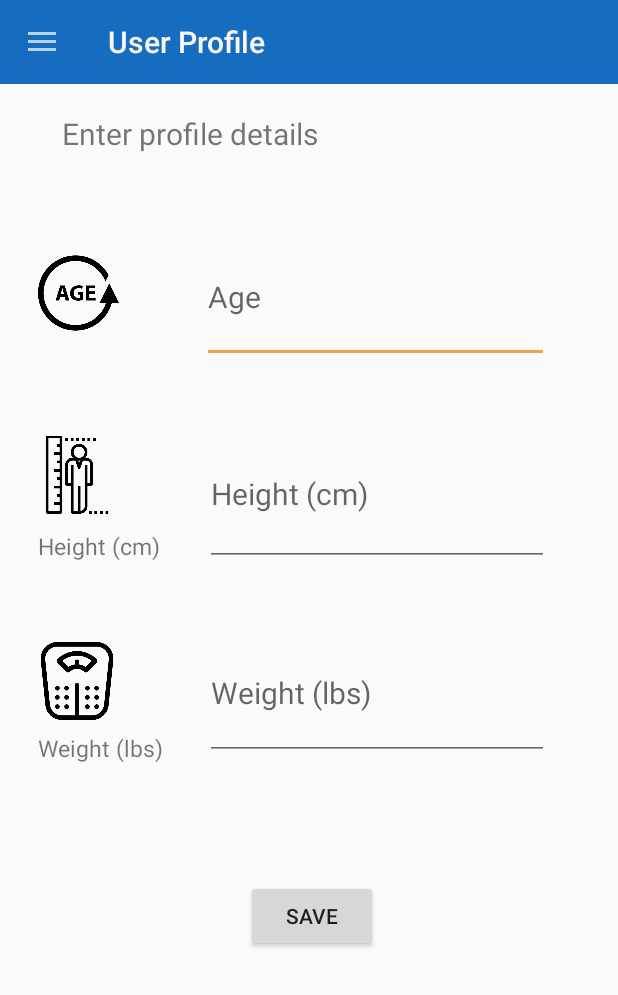
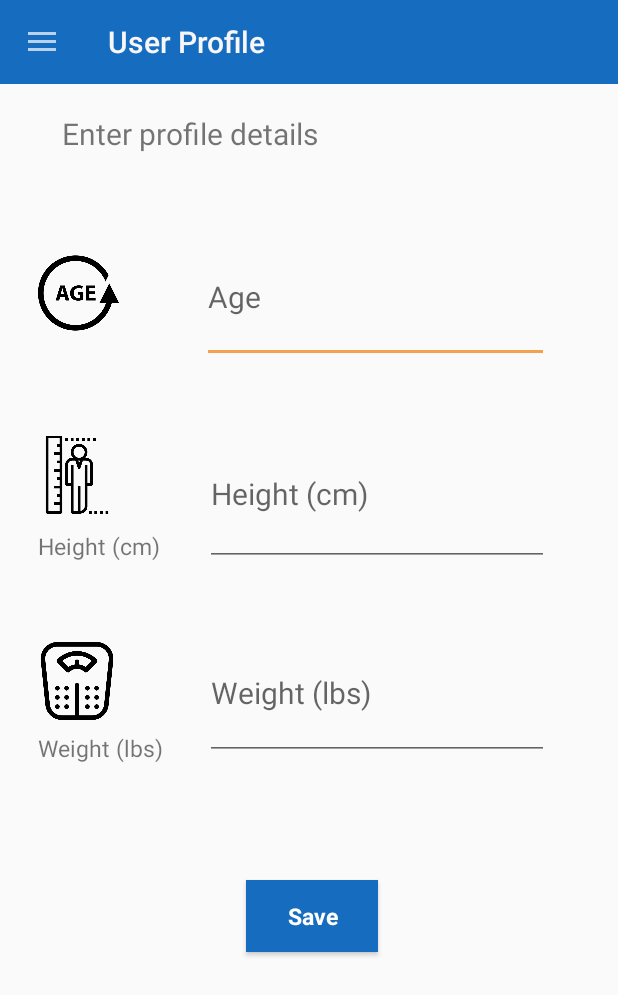
Before and after one commit to Agingalus/personalChef, an Android app: the UserProfileActivity screen opened directly, with no data from a screen before it, on a phone screen of 412 x 824 dp. Shown: the top 995 px of the screen. Run offline under Robolectric (Android 15) with nearby library versions, the phone set to English and light mode, and no system bars.

Commit message:
Styled all buttons

```diff
--- a/app/src/main/res/layout/activity_display_profile.xml
+++ b/app/src/main/res/layout/activity_display_profile.xml
@@ -82,6 +82,7 @@
             app:layout_constraintTop_toBottomOf="@+id/heightDisplay" />
 
         <Button
+            style="@style/ButtonStyle"
             android:id="@+id/editButton"
             android:layout_width="wrap_content"
             android:layout_height="wrap_content"
--- a/app/src/main/res/layout/activity_set_step_goal.xml
+++ b/app/src/main/res/layout/activity_set_step_goal.xml
@@ -46,6 +46,7 @@
             app:layout_constraintTop_toBottomOf="@+id/imageView2" />
 
         <Button
+            style="@style/ButtonStyle"
             android:id="@+id/stepGoalSubmitBtn"
             android:layout_width="137dp"
             android:layout_height="47dp"
--- a/app/src/main/res/layout/activity_user_profile.xml
+++ b/app/src/main/res/layout/activity_user_profile.xml
@@ -104,6 +104,7 @@
             app:layout_constraintTop_toBottomOf="@+id/heightInput" />
 
         <Button
+            style="@style/ButtonStyle"
             android:id="@+id/saveUserProfileButton"
             android:layout_width="wrap_content"
             android:layout_height="wrap_content"
--- a/app/src/main/res/values/colors.xml
+++ b/app/src/main/res/values/colors.xml
@@ -15,5 +15,6 @@
     <color name="colorPrimary">#020202</color>
     <color name="background">#D6F7E7</color>
     <color name="colorWhite">#FFFFFF</color>
+    <color name="toolbarColor">#166CBF</color>
 
 </resources>
--- a/app/src/main/res/values/themes.xml
+++ b/app/src/main/res/values/themes.xml
@@ -38,13 +38,23 @@
         <!-- <item name="android:windowBackground">@drawable/main_logo</item> -->
     </style>
 
-    <style name="Theme.PersonalChef_MealPlan.NoActionBar">
+    <style name="ButtonStyle" parent="@android:style/Widget.Button">
+        <item name="android:layout_width">fill_parent</item>
+        <item name="android:textColor">@color/white</item>
+        <item name="android:background">@color/toolbarColor</item>
+        <item name="android:textSize">15sp</item>
+        <item name="android:padding">10dp</item>
+        <item name="android:textStyle">bold</item>
+        <item name="android:gravity">center</item>
+    </style>
+
+ <!--   <style name="Theme.PersonalChef_MealPlan.NoActionBar">
         <item name="windowActionBar">false</item>
         <item name="windowNoTitle">true</item>
     </style>
+-->
+<!--    <style name="Theme.PersonalChef_MealPlan.AppBarOverlay" parent="ThemeOverlay.AppCompat.DayNight.ActionBar" />
 
-    <style name="Theme.PersonalChef_MealPlan.AppBarOverlay" parent="ThemeOverlay.AppCompat.DayNight.ActionBar" />
-
-    <style name="Theme.PersonalChef_MealPlan.PopupOverlay" parent="ThemeOverlay.AppCompat.Light" />
+    <style name="Theme.PersonalChef_MealPlan.PopupOverlay" parent="ThemeOverlay.AppCompat.Light" />-->
 
 </resources>
```
Also changed, not shown: app/src/main/res/drawable/nav_header_img.jpg (deleted).
